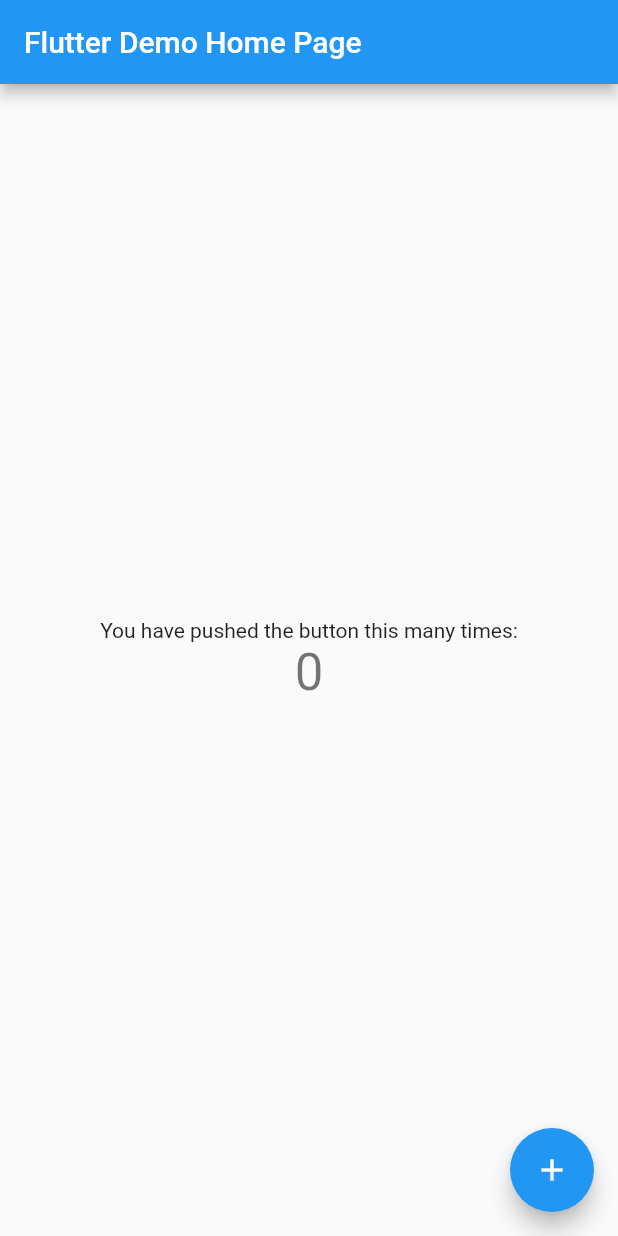
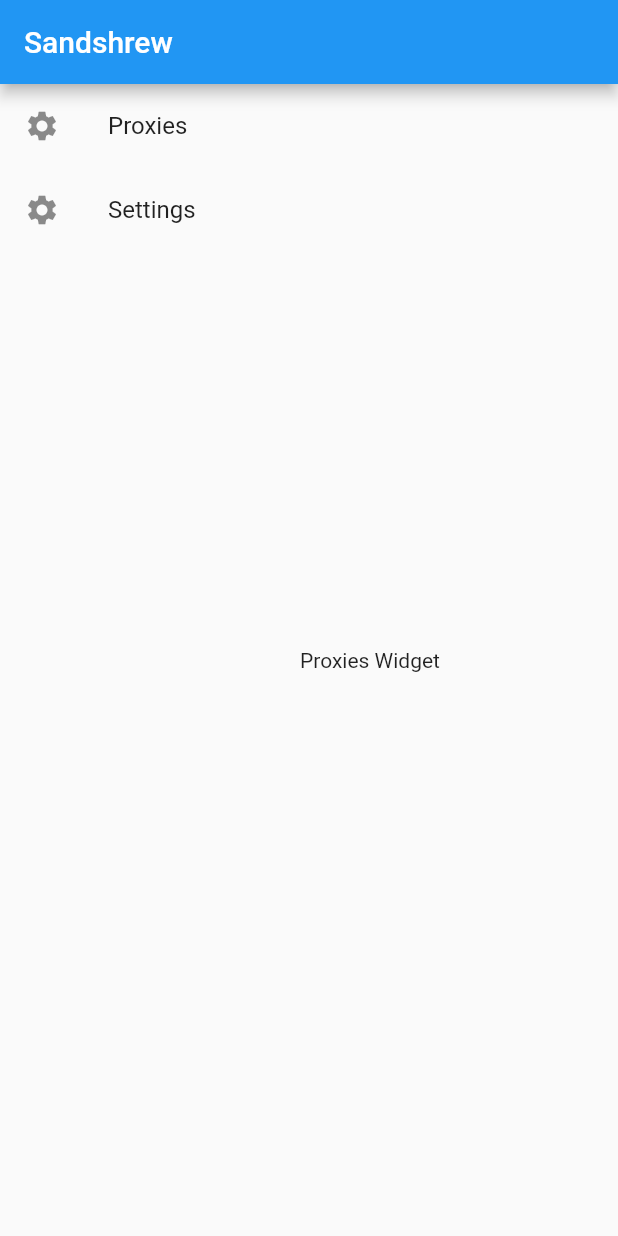
Before and after one commit to pokemon0gong/sandshrew, a Flutter app: the screen it shows after launch, on a phone screen of 412 x 824 dp. Run offline on Flutter 3.47's test engine with Material 2 defaults, Android fonts, the phone set to English and light mode, and no system bars.

Commit message:
Add layout.

```diff
--- a/lib/main.dart
+++ b/lib/main.dart
@@ -7,7 +7,7 @@
   @override
   Widget build(BuildContext context) {
     return MaterialApp(
-      title: 'Flutter Demo',
+      title: 'Sandshrew',
       theme: ThemeData(
         // This is the theme of your application.
         //
@@ -20,7 +20,7 @@
         // is not restarted.
         primarySwatch: Colors.blue,
       ),
-      home: MyHomePage(title: 'Flutter Demo Home Page'),
+      home: MyHomePage(title: 'Sandshrew'),
     );
   }
 }
@@ -44,68 +44,49 @@
 }
 
 class _MyHomePageState extends State<MyHomePage> {
-  int _counter = 0;
+  static const PROXIES_WIDGET = 0;
+  static const SETTINGS_WIDGET = 1;
 
-  void _incrementCounter() {
-    setState(() {
-      // This call to setState tells the Flutter framework that something has
-      // changed in this State, which causes it to rerun the build method below
-      // so that the display can reflect the updated values. If we changed
-      // _counter without calling setState(), then the build method would not be
-      // called again, and so nothing would appear to happen.
-      _counter++;
-    });
-  }
+  int _currentWidget = PROXIES_WIDGET;
 
   @override
   Widget build(BuildContext context) {
-    // This method is rerun every time setState is called, for instance as done
-    // by the _incrementCounter method above.
-    //
-    // The Flutter framework has been optimized to make rerunning build methods
-    // fast, so that you can just rebuild anything that needs updating rather
-    // than having to individually change instances of widgets.
     return Scaffold(
       appBar: AppBar(
-        // Here we take the value from the MyHomePage object that was created by
-        // the App.build method, and use it to set our appbar title.
         title: Text(widget.title),
       ),
-      body: Center(
-        // Center is a layout widget. It takes a single child and positions it
-        // in the middle of the parent.
-        child: Column(
-          // Column is also a layout widget. It takes a list of children and
-          // arranges them vertically. By default, it sizes itself to fit its
-          // children horizontally, and tries to be as tall as its parent.
-          //
-          // Invoke "debug painting" (press "p" in the console, choose the
-          // "Toggle Debug Paint" action from the Flutter Inspector in Android
-          // Studio, or the "Toggle Debug Paint" command in Visual Studio Code)
-          // to see the wireframe for each widget.
-          //
-          // Column has various properties to control how it sizes itself and
-          // how it positions its children. Here we use mainAxisAlignment to
-          // center the children vertically; the main axis here is the vertical
-          // axis because Columns are vertical (the cross axis would be
-          // horizontal).
-          mainAxisAlignment: MainAxisAlignment.center,
-          children: <Widget>[
-            Text(
-              'You have pushed the button this many times:',
+      body: Row(
+        children: <Widget>[
+          Container(
+            width: 200,
+            child: ListView(
+              children: <Widget>[
+                ListTile(
+                  title: Text('Proxies'),
+                  leading: Icon(Icons.settings),
+                  onTap: () {
+                    setState(() {
+                      _currentWidget = _MyHomePageState.PROXIES_WIDGET;
+                    });
+                  },
+                ),
+                ListTile(
+                  title: Text('Settings'),
+                  leading: Icon(Icons.settings),
+                  onTap: () {
+                    setState(() {
+                      _currentWidget = _MyHomePageState.SETTINGS_WIDGET;
+                    });
+                  },
+                ),
+              ],
             ),
-            Text(
-              '$_counter',
-              style: Theme.of(context).textTheme.headline4,
-            ),
-          ],
-        ),
+          ),
+          Container(
+            child: _currentWidget == PROXIES_WIDGET ? Text('Proxies Widget') : Text('Settings Widget'),
+          ),
+        ],
       ),
-      floatingActionButton: FloatingActionButton(
-        onPressed: _incrementCounter,
-        tooltip: 'Increment',
-        child: Icon(Icons.add),
-      ), // This trailing comma makes auto-formatting nicer for build methods.
     );
   }
 }
```
